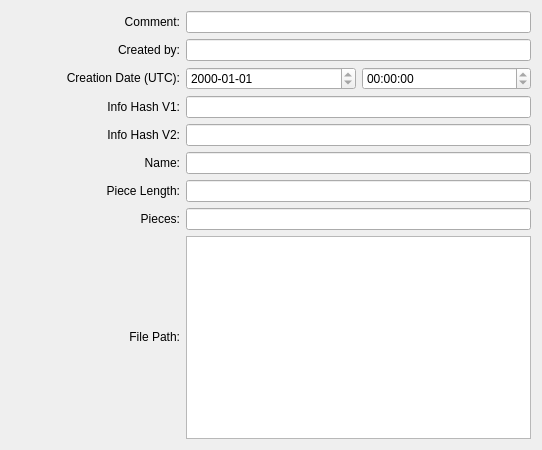
Above: frametorrent.ui from qwerty258/filemetadata before the change. Below: the same form after it.
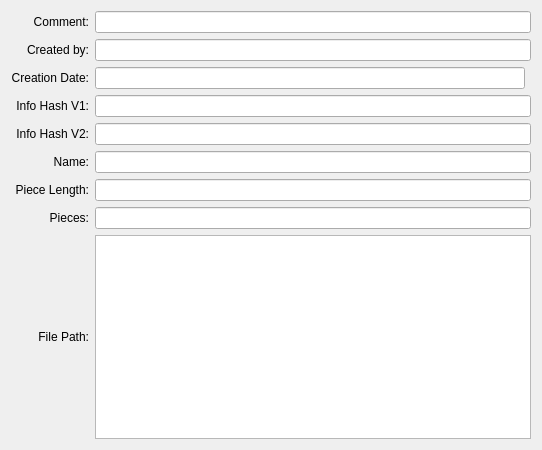
That is the form after the change.

Diff of the .ui file:
```diff
--- a/frametorrent.ui
+++ b/frametorrent.ui
@@ -78,22 +78,6 @@
      </property>
     </widget>
    </item>
-   <item row="2" column="1">
-    <widget class="QDateEdit" name="dateEdit">
-     <property name="sizePolicy">
-      <sizepolicy hsizetype="Preferred" vsizetype="Fixed">
-       <horstretch>0</horstretch>
-       <verstretch>0</verstretch>
-      </sizepolicy>
-     </property>
-     <property name="readOnly">
-      <bool>true</bool>
-     </property>
-     <property name="displayFormat">
-      <string>yyyy-MM-dd</string>
-     </property>
-    </widget>
-   </item>
    <item row="9" column="0">
     <widget class="QLabel" name="labelFilePath">
      <property name="sizePolicy">
@@ -167,32 +151,13 @@
       </sizepolicy>
      </property>
      <property name="text">
-      <string>Creation Date (UTC):</string>
+      <string>Creation Date:</string>
      </property>
      <property name="alignment">
       <set>Qt::AlignRight|Qt::AlignTrailing|Qt::AlignVCenter</set>
      </property>
     </widget>
    </item>
-   <item row="2" column="2">
-    <widget class="QTimeEdit" name="timeEdit">
-     <property name="sizePolicy">
-      <sizepolicy hsizetype="Preferred" vsizetype="Fixed">
-       <horstretch>0</horstretch>
-       <verstretch>0</verstretch>
-      </sizepolicy>
-     </property>
-     <property name="locale">
-      <locale language="English" country="UnitedStates"/>
-     </property>
-     <property name="readOnly">
-      <bool>true</bool>
-     </property>
-     <property name="displayFormat">
-      <string>hh:mm:ss</string>
-     </property>
-    </widget>
-   </item>
    <item row="9" column="1" colspan="2">
     <widget class="QTableView" name="tableView">
      <property name="editTriggers">
@@ -252,6 +217,13 @@
      </property>
     </widget>
    </item>
+   <item row="2" column="1">
+    <widget class="QLineEdit" name="lineEditCreationDate">
+     <property name="readOnly">
+      <bool>true</bool>
+     </property>
+    </widget>
+   </item>
   </layout>
  </widget>
  <resources/>
```
